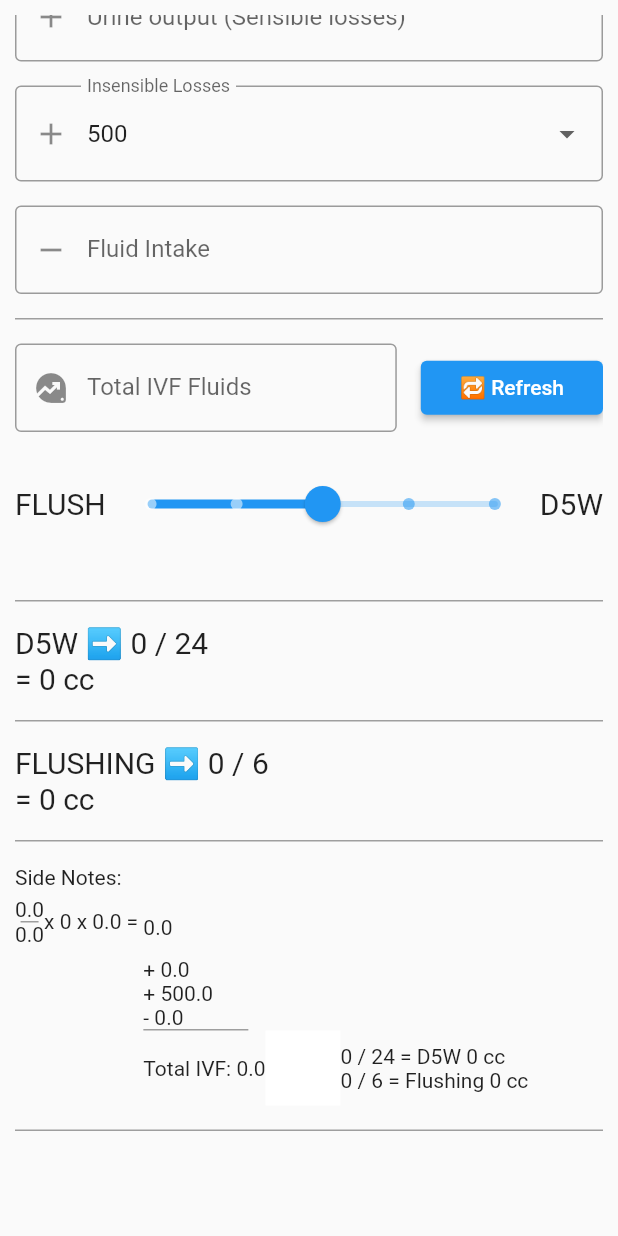
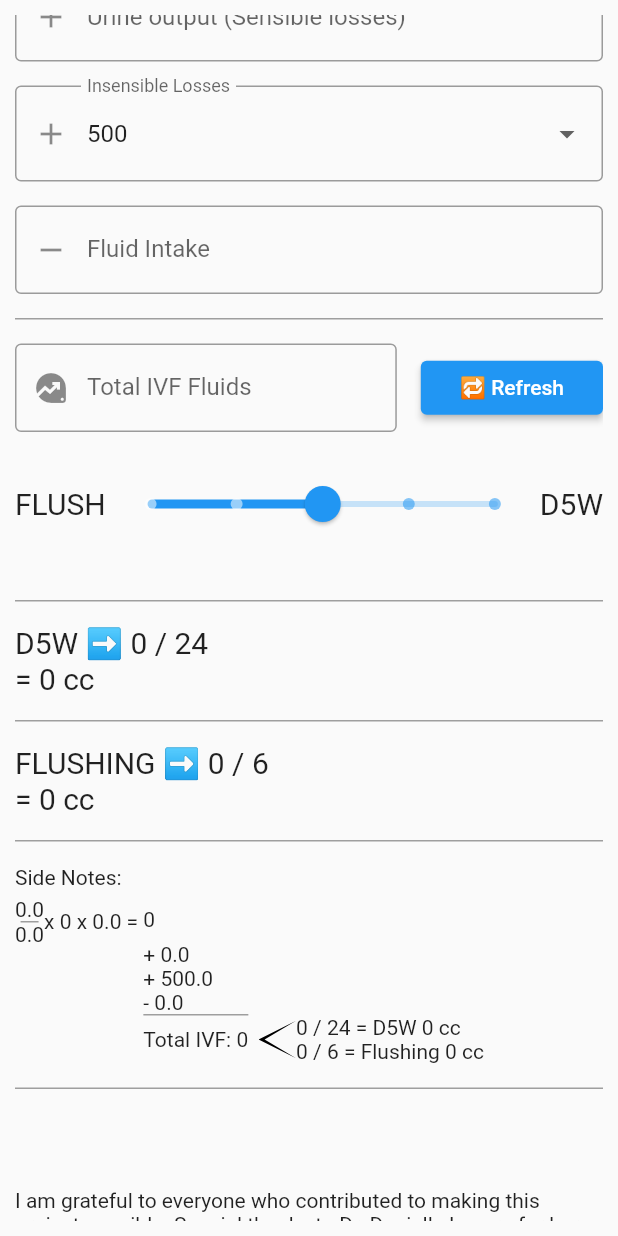
Before and after one commit to niccoreyes/IVFcalculator, a Flutter app: the screen it shows after launch, scrolled down 576 dp, on a phone screen of 412 x 824 dp. Run offline on Flutter 3.47's test engine with Material 2 defaults, Android fonts, the phone set to English and light mode, and no system bars.

Commit message:
updated layout

```diff
--- a/lib/main.dart
+++ b/lib/main.dart
@@ -575,13 +575,13 @@
                   mainAxisSize: MainAxisSize.min,
                   children: [
                     Container(
-                      height: 40,
+                      height: 30,
                       child: Center(
                         child: Column(
                           crossAxisAlignment: CrossAxisAlignment.start,
                           mainAxisAlignment: MainAxisAlignment.center,
                           children: [
-                            Text("$calculatedFWD"),
+                            Text("${calculatedFWD.toStringAsFixed(0)}"),
                           ],
                         ),
                       ),
@@ -603,24 +603,24 @@
                           crossAxisAlignment: CrossAxisAlignment.center,
                           mainAxisAlignment: MainAxisAlignment.center,
                           children: [
-                            Text("Total IVF: $totalIVF"),
+                            Text("Total IVF: ${totalIVF.toStringAsFixed(0)}  "),
                           ],
                         ),
                         Column(
                           children: [
                             Container(
-                              width: 50,
-                              height: 50,
+                              width: 25,
+                              height: 25,
                               clipBehavior: Clip.antiAlias,
-                              decoration: BoxDecoration(color: Colors.white),
-                              // child:
-                              // ClipPath(
-                              //   clipper: VShapeClipper(),
-                              //   child: Container(
-                              //     decoration:
-                              //         BoxDecoration(color: Colors.white),
-                              //   ),
-                              // ),
+                              decoration:
+                                  BoxDecoration(color: Colors.transparent),
+                              child: ClipPath(
+                                clipper: VShapeClipper(),
+                                child: Container(
+                                  decoration:
+                                      BoxDecoration(color: Colors.black),
+                                ),
+                              ),
                             )
                           ],
                         ),
@@ -710,13 +710,15 @@
   @override
   Path getClip(Size size) {
     var path = Path();
-    path.lineTo(0, size.height);
-    path.lineTo(size.width / 2, 0);
+    var thic = 2.0;
+    path.lineTo(size.width, 0);
+    path.lineTo(0, size.height / 2);
     path.lineTo(size.width, size.height);
+    path.lineTo(thic * 2, size.height / 2);
     path.lineTo(size.width, 0);
     path.close();
-    var matrix4 = Matrix4.rotationZ(1 * math.pi / 180);
-    path = path.transform(matrix4.storage);
+    // var matrix4 = Matrix4.rotationZ(1 * math.pi / 180);
+    // path = path.transform(matrix4.storage);
     return path;
   }
 
```
Also changed, not shown: 3 other files.
